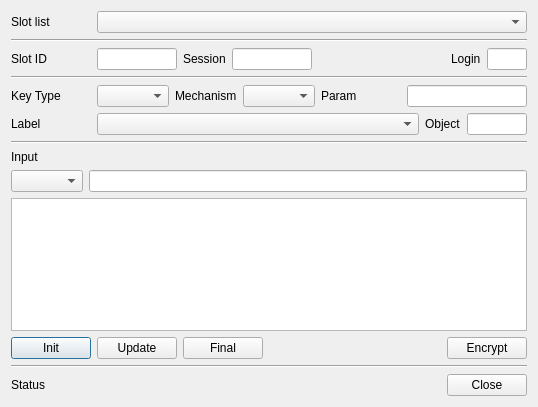
The window that CryptokiMan/encrypt_dlg.ui (jykim74/CryptokiMan) describes before a commit, drawn with Qt 5.
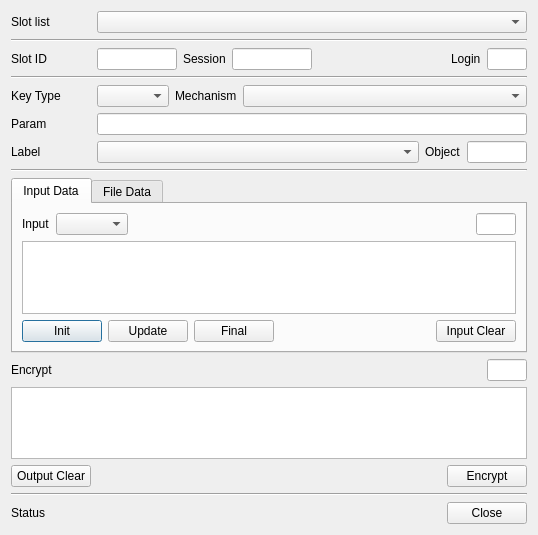
The same window after the commit.

Commit message: Encrypt, Decrypt UI 개선

```diff
--- a/CryptokiMan/encrypt_dlg.ui
+++ b/CryptokiMan/encrypt_dlg.ui
@@ -7,7 +7,7 @@
     <x>0</x>
     <y>0</y>
     <width>538</width>
-    <height>407</height>
+    <height>535</height>
    </rect>
   </property>
   <property name="windowTitle">
@@ -167,12 +167,26 @@
       </widget>
      </item>
      <item row="0" column="3">
-      <widget class="QComboBox" name="mMechCombo"/>
+      <widget class="QComboBox" name="mMechCombo">
+       <property name="sizePolicy">
+        <sizepolicy hsizetype="Preferred" vsizetype="Fixed">
+         <horstretch>1</horstretch>
+         <verstretch>0</verstretch>
+        </sizepolicy>
+       </property>
+      </widget>
      </item>
      <item row="0" column="1">
       <widget class="QComboBox" name="mKeyTypeCombo"/>
      </item>
-     <item row="0" column="4">
+    </layout>
+   </item>
+   <item>
+    <layout class="QGridLayout" name="gridLayout_4">
+     <property name="topMargin">
+      <number>0</number>
+     </property>
+     <item row="0" column="0">
       <widget class="QLabel" name="label_7">
        <property name="minimumSize">
         <size>
@@ -185,7 +199,7 @@
        </property>
       </widget>
      </item>
-     <item row="0" column="5">
+     <item row="0" column="1">
       <widget class="QLineEdit" name="mParamText"/>
      </item>
     </layout>
@@ -258,10 +272,119 @@
     </widget>
    </item>
    <item>
-    <widget class="QLabel" name="label_4">
-     <property name="text">
-      <string>Input</string>
+    <widget class="QTabWidget" name="mInputTab">
+     <property name="currentIndex">
+      <number>0</number>
      </property>
+     <widget class="QWidget" name="tab">
+      <attribute name="title">
+       <string>Input Data</string>
+      </attribute>
+      <layout class="QVBoxLayout" name="verticalLayout_2">
+       <item>
+        <layout class="QGridLayout" name="gridLayout_7">
+         <property name="topMargin">
+          <number>0</number>
+         </property>
+         <item row="0" column="3">
+          <widget class="QLineEdit" name="mInputLenText">
+           <property name="minimumSize">
+            <size>
+             <width>40</width>
+             <height>0</height>
+            </size>
+           </property>
+           <property name="maximumSize">
+            <size>
+             <width>40</width>
+             <height>16777215</height>
+            </size>
+           </property>
+          </widget>
+         </item>
+         <item row="0" column="0">
+          <widget class="QLabel" name="label_4">
+           <property name="text">
+            <string>Input</string>
+           </property>
+          </widget>
+         </item>
+         <item row="0" column="1">
+          <widget class="QComboBox" name="mInputCombo"/>
+         </item>
+         <item row="0" column="2">
+          <spacer name="horizontalSpacer_3">
+           <property name="orientation">
+            <enum>Qt::Horizontal</enum>
+           </property>
+           <property name="sizeHint" stdset="0">
+            <size>
+             <width>40</width>
+             <height>20</height>
+            </size>
+           </property>
+          </spacer>
+         </item>
+        </layout>
+       </item>
+       <item>
+        <widget class="QPlainTextEdit" name="mInputText"/>
+       </item>
+       <item>
+        <layout class="QGridLayout" name="gridLayout_8">
+         <property name="topMargin">
+          <number>0</number>
+         </property>
+         <item row="0" column="0">
+          <widget class="QPushButton" name="mInitBtn">
+           <property name="text">
+            <string>Init</string>
+           </property>
+          </widget>
+         </item>
+         <item row="0" column="2">
+          <widget class="QPushButton" name="mFinalBtn">
+           <property name="text">
+            <string>Final</string>
+           </property>
+          </widget>
+         </item>
+         <item row="0" column="4">
+          <widget class="QPushButton" name="mInputClearBtn">
+           <property name="text">
+            <string>Input Clear</string>
+           </property>
+          </widget>
+         </item>
+         <item row="0" column="1">
+          <widget class="QPushButton" name="mUpdateBtn">
+           <property name="text">
+            <string>Update</string>
+           </property>
+          </widget>
+         </item>
+         <item row="0" column="3">
+          <spacer name="horizontalSpacer_6">
+           <property name="orientation">
+            <enum>Qt::Horizontal</enum>
+           </property>
+           <property name="sizeHint" stdset="0">
+            <size>
+             <width>40</width>
+             <height>20</height>
+            </size>
+           </property>
+          </spacer>
+         </item>
+        </layout>
+       </item>
+      </layout>
+     </widget>
+     <widget class="QWidget" name="tab_2">
+      <attribute name="title">
+       <string>File Data</string>
+      </attribute>
+     </widget>
     </widget>
    </item>
    <item>
@@ -270,10 +393,40 @@
       <number>0</number>
      </property>
      <item row="0" column="0">
-      <widget class="QComboBox" name="mInputCombo"/>
+      <widget class="QLabel" name="label_11">
+       <property name="text">
+        <string>Encrypt</string>
+       </property>
+      </widget>
+     </item>
+     <item row="0" column="2">
+      <widget class="QLineEdit" name="mOutputLenText">
+       <property name="minimumSize">
+        <size>
+         <width>40</width>
+         <height>0</height>
+        </size>
+       </property>
+       <property name="maximumSize">
+        <size>
+         <width>40</width>
+         <height>16777215</height>
+        </size>
+       </property>
+      </widget>
      </item>
      <item row="0" column="1">
-      <widget class="QLineEdit" name="mInputText"/>
+      <spacer name="horizontalSpacer_5">
+       <property name="orientation">
+        <enum>Qt::Horizontal</enum>
+       </property>
+       <property name="sizeHint" stdset="0">
+        <size>
+         <width>40</width>
+         <height>20</height>
+        </size>
+       </property>
+      </spacer>
      </item>
     </layout>
    </item>
@@ -286,23 +439,9 @@
       <number>0</number>
      </property>
      <item>
-      <widget class="QPushButton" name="mInitBtn">
+      <widget class="QPushButton" name="mOutputClearBtn">
        <property name="text">
-        <string>Init</string>
-       </property>
-      </widget>
-     </item>
-     <item>
-      <widget class="QPushButton" name="mUpdateBtn">
-       <property name="text">
-        <string>Update</string>
-       </property>
-      </widget>
-     </item>
-     <item>
-      <widget class="QPushButton" name="mFinalBtn">
-       <property name="text">
-        <string>Final</string>
+        <string>Output Clear</string>
        </property>
       </widget>
      </item>
```
Left out of the diff: 13 changed lines with no effect on the pictures. The commit also changes 7 other files.
